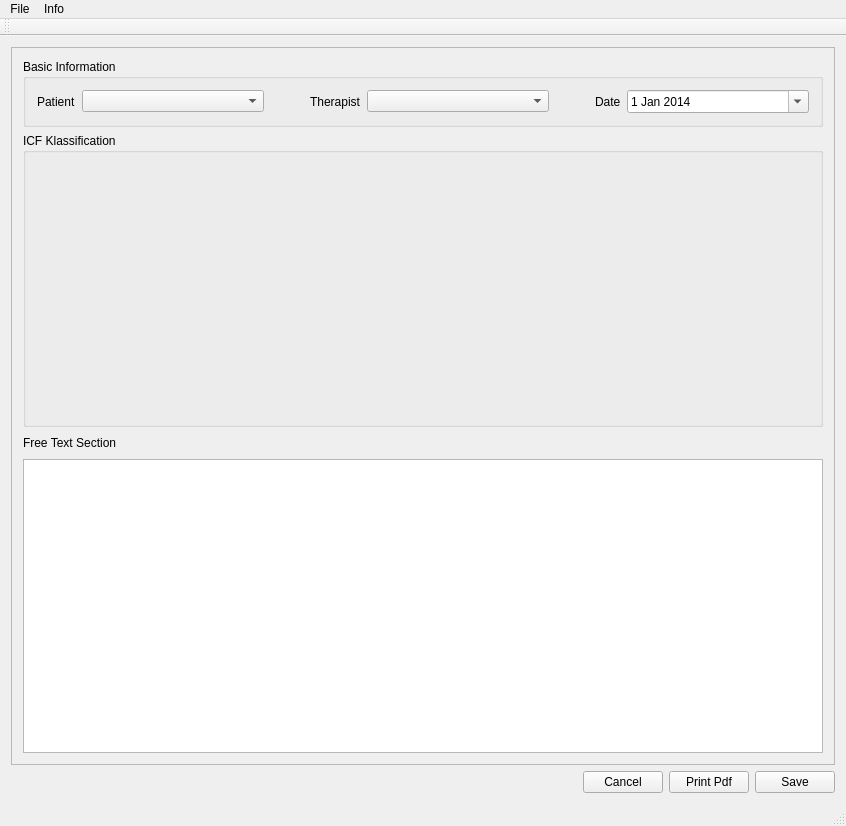
Old version of the form mainwindow.ui in the repository loaded02/ICF_Report.
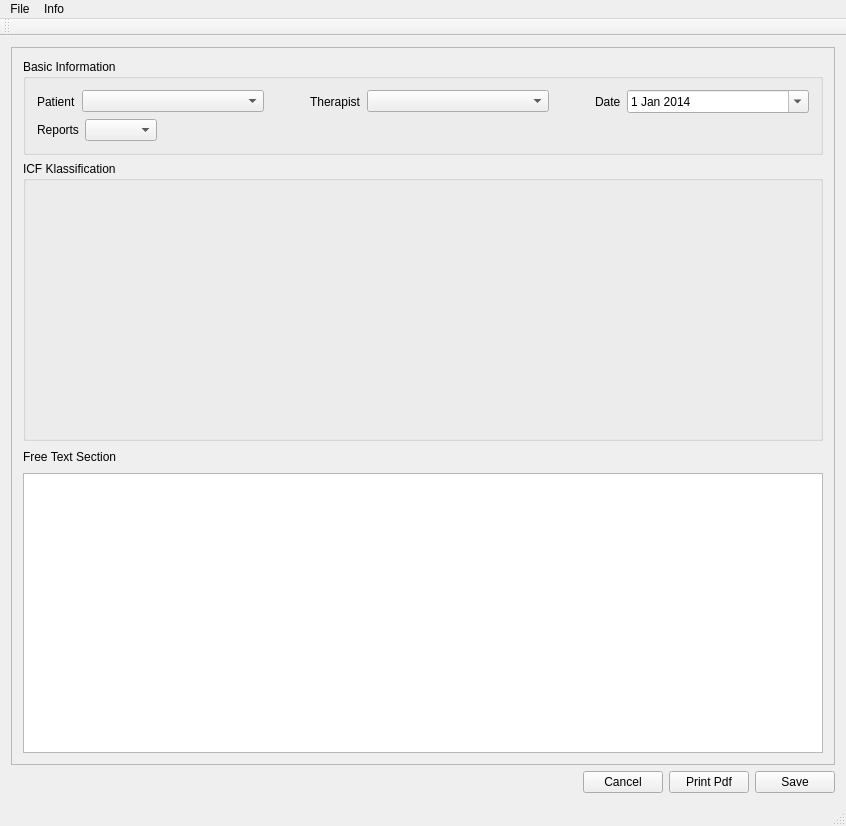
New version of the form. Custom widgets are drawn as their Qt base class.

The edit to the form file:
```diff
--- a/mainwindow.ui
+++ b/mainwindow.ui
@@ -38,7 +38,9 @@
           <property name="title">
            <string>Basic Information</string>
           </property>
-          <layout class="QHBoxLayout" name="horizontalLayout">
+          <layout class="QVBoxLayout" name="verticalLayout_4">
+           <item>
+            <layout class="QHBoxLayout" name="horizontalLayout_4">
            <item>
             <widget class="QLabel" name="label_2">
              <property name="sizePolicy">
@@ -151,6 +153,51 @@
             </widget>
            </item>
           </layout>
+           </item>
+           <item>
+            <layout class="QHBoxLayout" name="horizontalLayout">
+             <item>
+              <widget class="QLabel" name="label_5">
+               <property name="text">
+                <string>Reports</string>
+               </property>
+              </widget>
+             </item>
+             <item>
+              <widget class="QComboBox" name="reportcB">
+               <property name="sizePolicy">
+                <sizepolicy hsizetype="Preferred" vsizetype="Fixed">
+                 <horstretch>0</horstretch>
+                 <verstretch>0</verstretch>
+                </sizepolicy>
+               </property>
+               <property name="maximumSize">
+                <size>
+                 <width>16777215</width>
+                 <height>16777215</height>
+                </size>
+               </property>
+              </widget>
+             </item>
+             <item>
+              <spacer name="horizontalSpacer_5">
+               <property name="orientation">
+                <enum>Qt::Horizontal</enum>
+               </property>
+               <property name="sizeType">
+                <enum>QSizePolicy::Expanding</enum>
+               </property>
+               <property name="sizeHint" stdset="0">
+                <size>
+                 <width>40</width>
+                 <height>20</height>
+                </size>
+               </property>
+              </spacer>
+             </item>
+            </layout>
+           </item>
+          </layout>
          </widget>
         </item>
         <item>
```
Left out of the diff: 18 changed lines with no effect on the pictures. Lines whose indentation alone changed are shown as unchanged.
